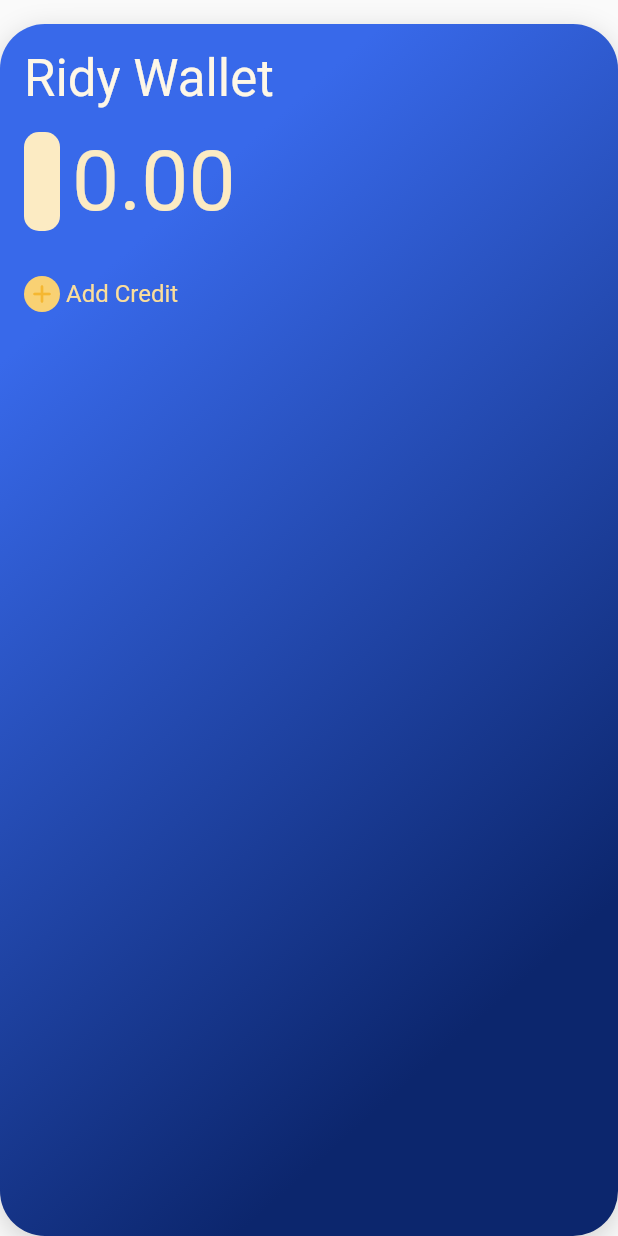
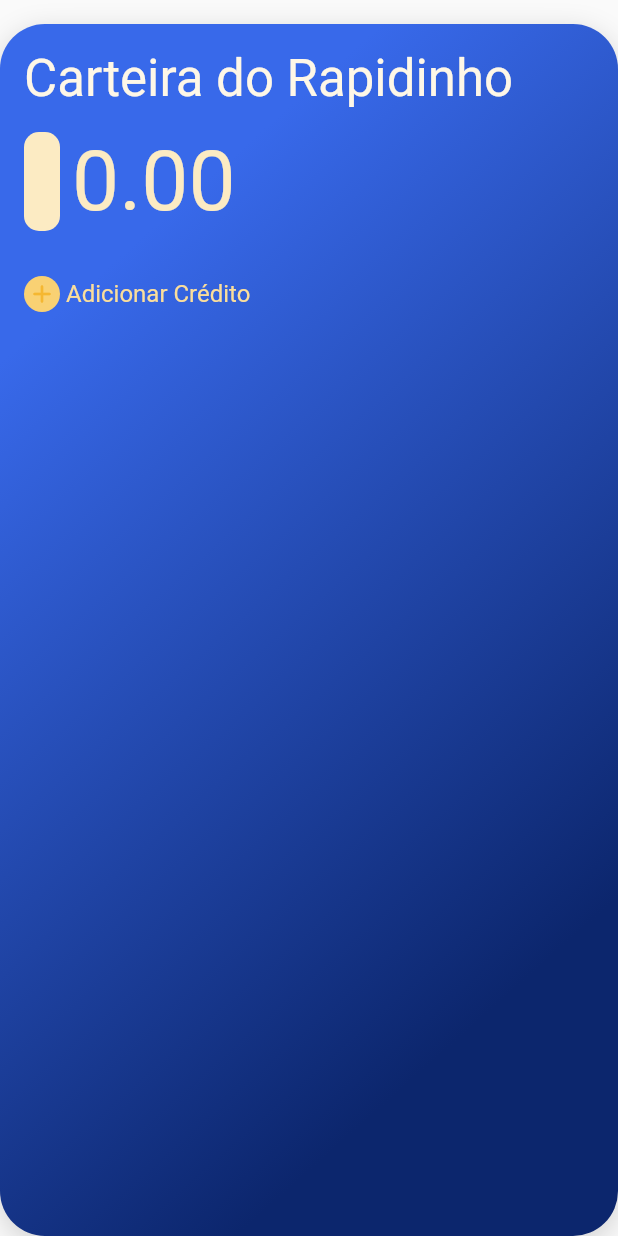
Before and after one commit to hertonk/client-share, a Flutter app: the WalletCardView widget shown alone on an empty page, opened directly with empty values, on a phone screen of 412 x 824 dp. Run offline on Flutter 3.47's test engine with Material 2 defaults, Android fonts, the phone set to English and light mode, and no system bars; our stand-ins replace flutter_map, flutter_vector_icons, google_fonts, latlong2.

Commit message:
Traduzir strings

```diff
--- a/lib/components/back_button.dart
+++ b/lib/components/back_button.dart
@@ -24,7 +24,7 @@ class RidyBackButton extends StatelessWidget {
         Padding(
           padding: const EdgeInsets.only(top: 4, left: 16),
           child: Text(
-            'Back',
+            'Voltar',
             style: TextStyle(color: CustomTheme.neutralColors.shade800),
           ),
         )
--- a/lib/wallet/wallet_card_view.dart
+++ b/lib/wallet/wallet_card_view.dart
@@ -45,7 +45,7 @@ class WalletCardView extends StatelessWidget {
         crossAxisAlignment: CrossAxisAlignment.start,
         children: [
           Text(
-            "Ridy Wallet",
+            "Carteira do Rapidinho",
             style: Theme.of(context)
                 .textTheme
                 .headlineMedium
@@ -93,7 +93,7 @@ class WalletCardView extends StatelessWidget {
                       ),
                       const SizedBox(width: 4),
                       Text(
-                        "Add Credit",
+                        "Adicionar Crédito",
                         style: Theme.of(context)
                             .textTheme
                             .titleMedium
```
Also changed, not shown: pubspec.lock.
